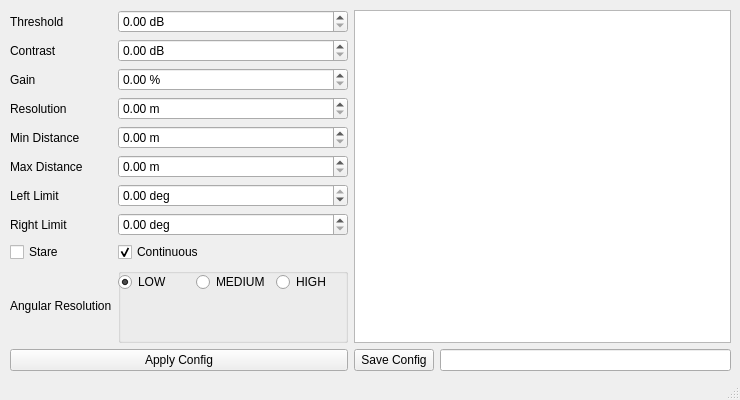
The window that Gui/sonar_config/ui/main_window.ui (decoderdan/projectPhoenix) describes before a commit, drawn with Qt 5.
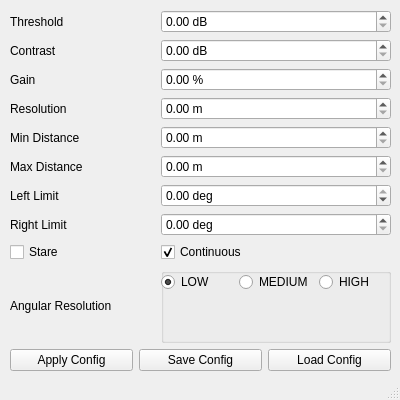
The same window after the commit.

Commit message: sonar_config gui - added open / load values from LOCAL ini file

The edit to the form file:
```diff
--- a/Gui/sonar_config/ui/main_window.ui
+++ b/Gui/sonar_config/ui/main_window.ui
@@ -6,7 +6,7 @@
    <rect>
     <x>0</x>
     <y>0</y>
-    <width>740</width>
+    <width>400</width>
     <height>400</height>
    </rect>
   </property>
@@ -25,13 +25,11 @@
      <rect>
       <x>10</x>
       <y>10</y>
-      <width>721</width>
+      <width>381</width>
       <height>361</height>
      </rect>
     </property>
-    <layout class="QHBoxLayout" name="horizontalLayout_4">
-     <item>
-      <layout class="QVBoxLayout" name="verticalLayout">
+    <layout class="QVBoxLayout" name="verticalLayout_2">
        <item>
         <layout class="QGridLayout" name="gridLayout">
          <item row="1" column="0">
@@ -266,21 +264,14 @@
         </layout>
        </item>
        <item>
+      <layout class="QHBoxLayout" name="horizontalLayout_6">
+       <item>
         <widget class="QPushButton" name="pushButton_applyConfig">
          <property name="text">
           <string>Apply Config</string>
          </property>
         </widget>
        </item>
-      </layout>
-     </item>
-     <item>
-      <layout class="QVBoxLayout" name="verticalLayout_2">
-       <item>
-        <widget class="QListWidget" name="listWidget"/>
-       </item>
-       <item>
-        <layout class="QHBoxLayout" name="horizontalLayout_3">
          <item>
           <widget class="QPushButton" name="pushButton_saveConfig">
            <property name="text">
@@ -289,9 +280,11 @@
           </widget>
          </item>
          <item>
-          <widget class="QLineEdit" name="lineEdit_saveName"/>
-         </item>
-        </layout>
+        <widget class="QPushButton" name="pushButton_loadConfig">
+         <property name="text">
+          <string>Load Config</string>
+         </property>
+        </widget>
        </item>
       </layout>
      </item>
```
Left out of the diff: 2 changed lines with no effect on the pictures. Lines whose indentation alone changed are shown as unchanged. The commit also changes 2 other files.
